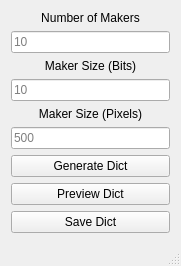
HassibShaq/VPJW17G5, file ArucoMarkerGenerierung/mainwindow.ui: the form before one commit.
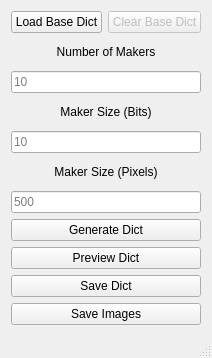
The form after the commit.

Commit message: Base Dictionaries eingefügt

What changed in the file:
```diff
--- a/ArucoMarkerGenerierung/mainwindow.ui
+++ b/ArucoMarkerGenerierung/mainwindow.ui
@@ -6,8 +6,8 @@
    <rect>
     <x>0</x>
     <y>0</y>
-    <width>181</width>
-    <height>231</height>
+    <width>194</width>
+    <height>358</height>
    </rect>
   </property>
   <property name="windowTitle">
@@ -20,6 +20,27 @@
    <layout class="QVBoxLayout" name="verticalLayout_2">
     <item>
      <layout class="QVBoxLayout" name="verticalLayout">
+      <item>
+       <layout class="QHBoxLayout" name="horizontalLayout">
+        <item>
+         <widget class="QPushButton" name="pushButtonLoadBase">
+          <property name="text">
+           <string>Load Base Dict</string>
+          </property>
+         </widget>
+        </item>
+        <item>
+         <widget class="QPushButton" name="pushButtonClearBase">
+          <property name="enabled">
+           <bool>false</bool>
+          </property>
+          <property name="text">
+           <string>Clear Base Dict</string>
+          </property>
+         </widget>
+        </item>
+       </layout>
+      </item>
       <item>
        <widget class="QLabel" name="labelMNo">
         <property name="text">
@@ -92,6 +113,13 @@
         </property>
        </widget>
       </item>
+      <item>
+       <widget class="QPushButton" name="pushButtonSaveImages">
+        <property name="text">
+         <string>Save Images</string>
+        </property>
+       </widget>
+      </item>
      </layout>
     </item>
    </layout>
```
Left out of the diff: 2 changed lines with no effect on the pictures. The commit also changes 8 other files.
